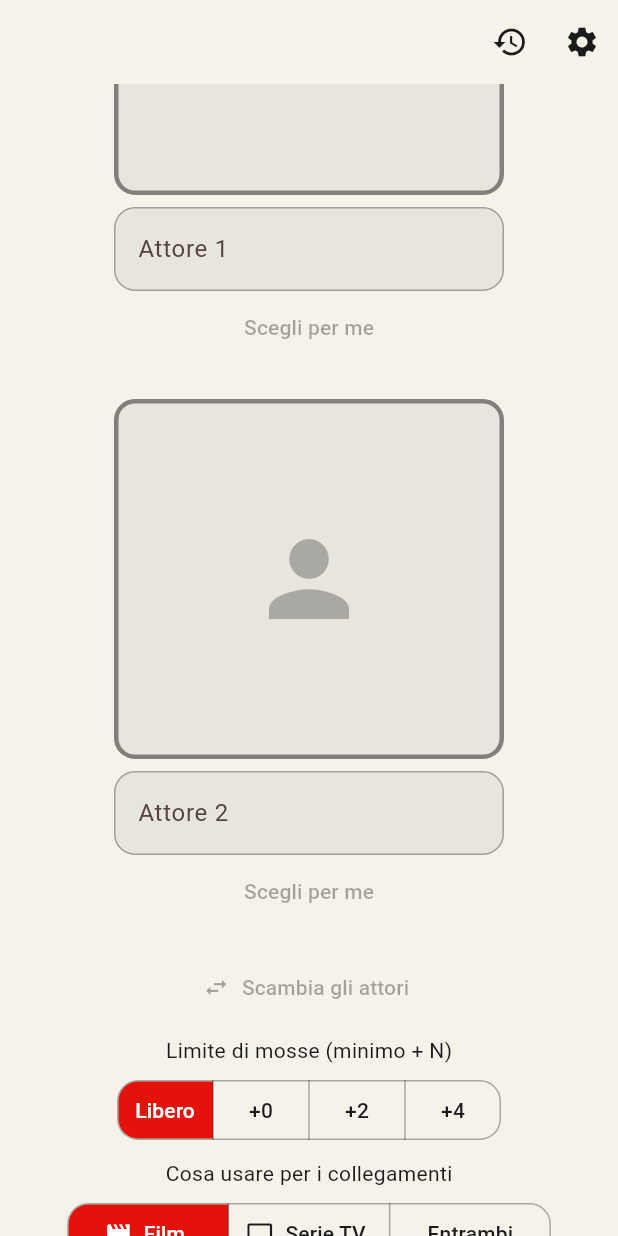
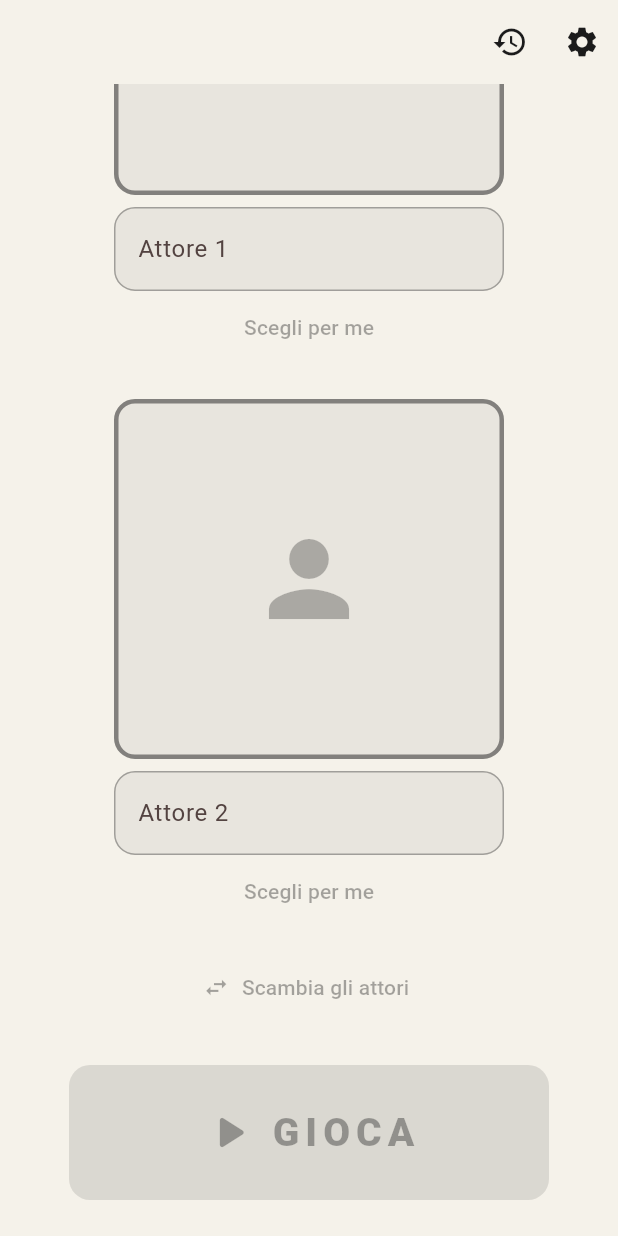
Before and after one commit to ZenigataBloch/Kino_Oracle, a Flutter app: the screen it shows after launch, scrolled down 429 dp, on a phone screen of 412 x 824 dp. Run offline on Flutter 3.47's test engine with Material 3 defaults, Android fonts, the phone set to English and light mode, and no system bars; our stand-ins replace open_filex, package_info_plus, shared_preferences; network calls fail.

Commit message:
v2.6: menu GIOCA con modalita, fix ricerca serie TV, settings

```diff
--- a/lib/ui/home_screen.dart
+++ b/lib/ui/home_screen.dart
@@ -7,7 +7,6 @@ import '../data/tmdb.dart';
 import '../game/board_state.dart';
 import '../game/daily.dart';
 import '../game/media_pick.dart';
-import '../game/saga_rule.dart';
 import '../game/waypoint.dart';
 import '../main.dart';
 import '../models/models.dart';
@@ -16,6 +15,7 @@ import '../theme/kino_theme.dart';
 import '../update/updater.dart';
 import 'board_screen.dart';
 import 'history_screen.dart';
+import 'mode_sheet.dart';
 import 'settings_screen.dart';
 
 class HomeScreen extends StatefulWidget {
@@ -154,6 +154,20 @@ class _HomeScreenState extends State<HomeScreen> {
   // ---- Sfida giornaliera: stessa coppia per tutti, seme = data (UTC) ----------
   bool _dailyBusy = false;
 
+  /// GIOCA: sceglie la modalità e avvia la partita.
+  Future<void> _openModes() async {
+    final m = await showModeSheet(context);
+    if (!mounted || m == null) return;
+    _syncData(); // le opzioni scelte nel pannello (es. Film/Serie TV) cambiano la sorgente dati
+    if (m == 'classic') {
+      await _play();
+    } else if (m == 'duel') {
+      await _play(duel: true);
+    } else if (m == 'daily') {
+      await _daily();
+    }
+  }
+
   static String get _today => Daily.today;
 
   Future<void> _daily() async {
@@ -251,64 +265,15 @@ class _HomeScreenState extends State<HomeScreen> {
               icon: const Icon(Icons.swap_horiz),
               label: const Text('Scambia gli attori'),
             ),
-            const SizedBox(height: 8),
-            const Text('Limite di mosse (minimo + N)'),
-            const SizedBox(height: 6),
-            SegmentedButton<int>(
-              showSelectedIcon: false,
-              segments: const [
-                ButtonSegment(value: -1, label: Text('Libero')),
-                ButtonSegment(value: 0, label: Text('+0')),
-                ButtonSegment(value: 2, label: Text('+2')),
-                ButtonSegment(value: 4, label: Text('+4')),
-              ],
-              selected: {settings.moveLimit},
-              onSelectionChanged: (v) => settings.update(moveLimit: v.first),
-            ),
-            const SizedBox(height: 8),
-            const Text('Cosa usare per i collegamenti'),
-            const SizedBox(height: 6),
-            SegmentedButton<String>(
-              showSelectedIcon: false,
-              segments: const [
-                ButtonSegment(value: 'movie', label: Text('Film'), icon: Icon(Icons.movie)),
-                ButtonSegment(value: 'tv', label: Text('Serie TV'), icon: Icon(Icons.tv)),
-                ButtonSegment(value: 'both', label: Text('Entrambi')),
-              ],
-              selected: {MediaPick.mode},
-              onSelectionChanged: (v) async {
-                await MediaPick.set(v.first);
-                if (mounted) setState(() {});
-              },
-            ),
-            const SizedBox(height: 8),
-            FilterChip(
-              avatar: const Icon(Icons.block, size: 18),
-              label: const Text('Niente film della stessa saga'),
-              selected: SagaRule.enabled,
-              onSelected: (v) async {
-                await SagaRule.set(v);
-                if (mounted) setState(() {});
-              },
-            ),
-            const SizedBox(height: 16),
-            FilledButton.icon(
-              style: FilledButton.styleFrom(padding: const EdgeInsets.symmetric(horizontal: 40, vertical: 16)),
-              onPressed: ready && !_dailyBusy ? _play : null,
-              icon: const Icon(Icons.play_arrow_rounded),
-              label: const Text('GIOCA', style: TextStyle(fontSize: 16, letterSpacing: 2, fontWeight: FontWeight.w800)),
-            ),
-            const SizedBox(height: 12),
-            OutlinedButton.icon(
-              onPressed: ready && !_dailyBusy ? () => _play(duel: true) : null,
-              icon: const Icon(Icons.people),
-              label: const Text('DUELLO A TURNI'),
-            ),
-            const SizedBox(height: 8),
-            OutlinedButton.icon(
-              onPressed: settings.hasKey && !_dailyBusy ? _daily : null,
-              icon: const Icon(Icons.today),
-              label: Text(Daily.label),
+            const SizedBox(height: 28),
+            SizedBox(
+              width: 320,
+              child: FilledButton.icon(
+                style: FilledButton.styleFrom(padding: const EdgeInsets.symmetric(vertical: 26)),
+                onPressed: ready && !_dailyBusy ? _openModes : null,
+                icon: const Icon(Icons.play_arrow_rounded, size: 38),
+                label: const Text('GIOCA', style: TextStyle(fontSize: 26, letterSpacing: 4, fontWeight: FontWeight.w900)),
+              ),
             ),
           ]),
         ),
```
Also changed, not shown: lib/data/tmdb.dart (+10 -3 lines), lib/ui/mode_sheet.dart (added, +118 -0 lines).
